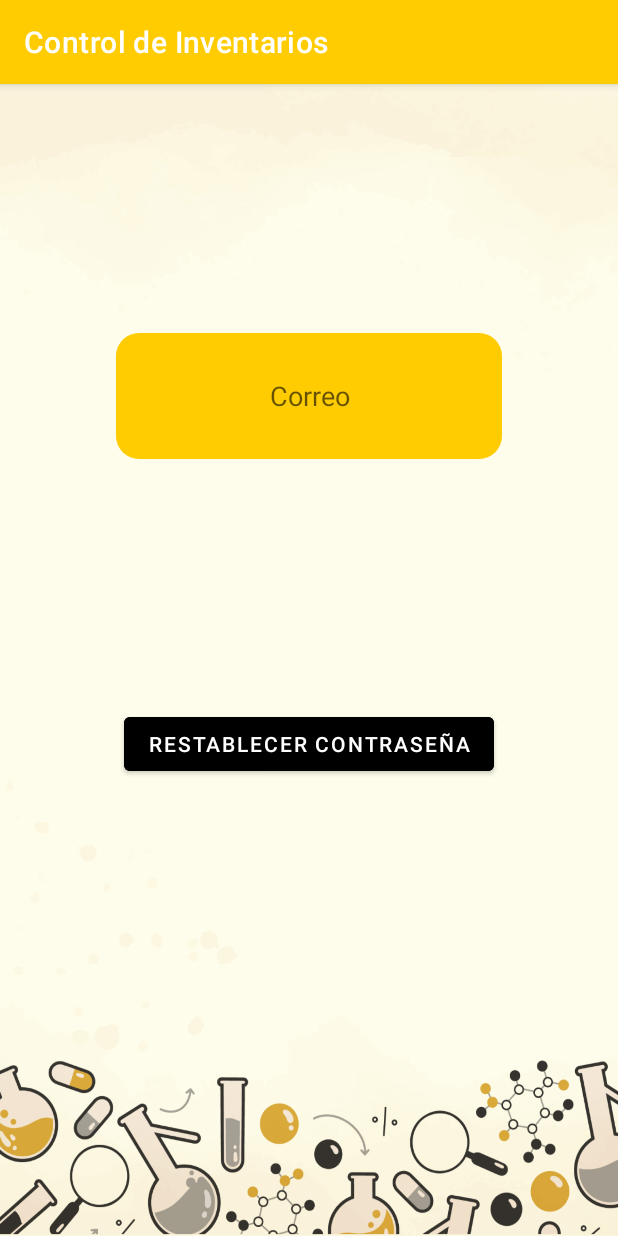
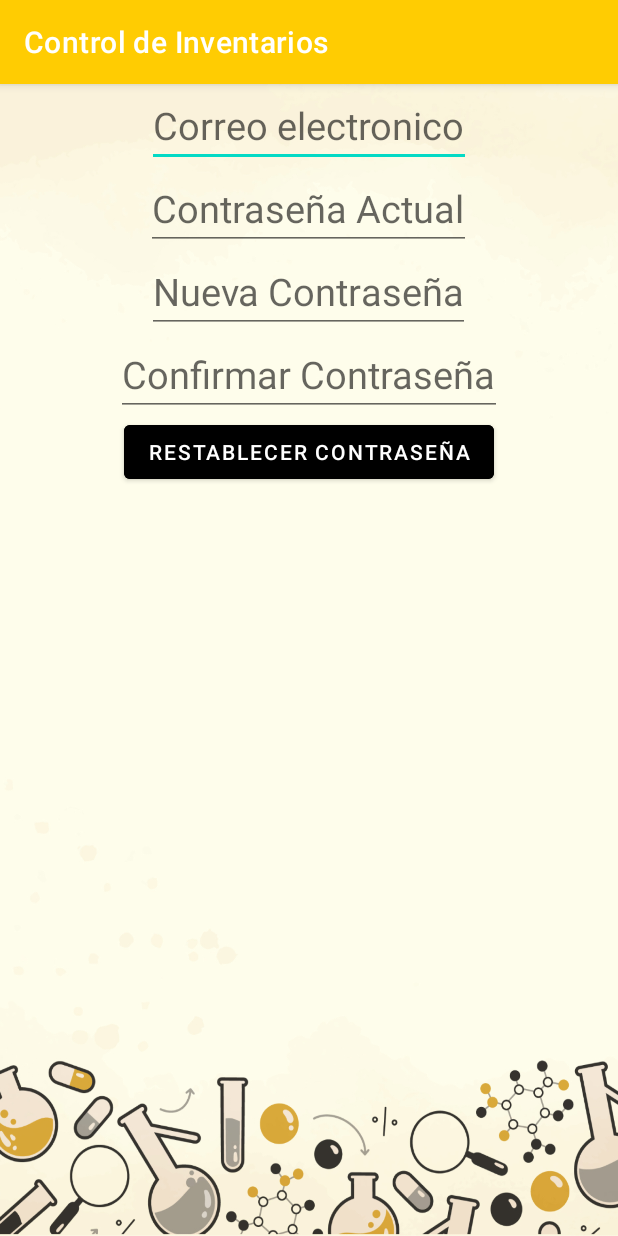
Before and after one commit to Yagato/Android_Quimica, an Android app: the usuario screen opened directly, with no data from a screen before it, after a tap on "RESTABLECER CONTRASEÑA", on a phone screen of 412 x 824 dp. Run offline under Robolectric (Android 15) with nearby library versions, the phone set to English and light mode, and no system bars; our stand-ins replace Firebase (no records; nobody signed in at launch, a user with empty details on screens opened directly).

Commit message:
Added the password change module

```diff
--- a/app/src/main/java/com/example/inventario_labs_movil/MainActivity.java
+++ b/app/src/main/java/com/example/inventario_labs_movil/MainActivity.java
@@ -35,9 +35,8 @@ public class MainActivity extends AppCompatActivity {
     Button btn_login;
     EditText correo, contra;
     FirebaseAuth mAuth;
-    private FirebaseFirestore mfirestore;
+    //private FirebaseFirestore mfirestore;
     private Usuarios user;
-    boolean result = false;
     FirebaseFirestore db = FirebaseFirestore.getInstance();
 
     @Override
@@ -50,7 +49,7 @@ public class MainActivity extends AppCompatActivity {
         contra = findViewById(R.id.Contra);
         btn_login = findViewById(R.id.btn_login);
 
-        mfirestore = FirebaseFirestore.getInstance();
+        //firestore = FirebaseFirestore.getInstance();
 
         btn_login.setOnClickListener(new View.OnClickListener() {
             @Override
@@ -87,16 +86,20 @@ public class MainActivity extends AppCompatActivity {
                                         return;
                                     }
 
+                                    Toast.makeText(MainActivity.this, "Bienvenido", Toast.LENGTH_SHORT).show();
+
                                     if(user.getPrivilegio().equals("consulta")) {
-                                        Toast.makeText(MainActivity.this, "Bienvenido", Toast.LENGTH_SHORT).show();
+                                        //Toast.makeText(MainActivity.this, "Bienvenido", Toast.LENGTH_SHORT).show();
                                         startActivity(new Intent(MainActivity.this, PantallaJefa.class));
-                                        finish();
+                                        //finish();
                                     }
                                     else if(user.getPrivilegio().equals("edicion")) {
-                                        Toast.makeText(MainActivity.this, "Bienvenido", Toast.LENGTH_SHORT).show();
+                                        //Toast.makeText(MainActivity.this, "Bienvenido", Toast.LENGTH_SHORT).show();
                                         startActivity(new Intent(MainActivity.this, hogar.class));
-                                        finish();
+                                        //finish();
                                     }
+
+                                    finish();
                                 }
                             });
                 }
--- a/app/src/main/java/com/example/inventario_labs_movil/usuario.java
+++ b/app/src/main/java/com/example/inventario_labs_movil/usuario.java
@@ -1,38 +1,93 @@
 package com.example.inventario_labs_movil;
 
 import androidx.annotation.NonNull;
+import androidx.annotation.Nullable;
 import androidx.appcompat.app.AppCompatActivity;
 
 import android.app.ProgressDialog;
+import android.content.Intent;
 import android.os.Bundle;
 import android.view.View;
 import android.widget.Button;
 import android.widget.EditText;
 import android.widget.Toast;
 
+import com.example.inventario_labs_movil.model.Usuarios;
 import com.google.android.gms.tasks.OnCompleteListener;
 import com.google.android.gms.tasks.Task;
 import com.google.firebase.auth.FirebaseAuth;
+import com.google.firebase.firestore.DocumentSnapshot;
+import com.google.firebase.firestore.EventListener;
+import com.google.firebase.firestore.FirebaseFirestore;
+import com.google.firebase.firestore.FirebaseFirestoreException;
+import com.google.firebase.firestore.QuerySnapshot;
+
+import java.util.HashMap;
+import java.util.Map;
 
 public class usuario extends AppCompatActivity {
+
     Button btn_rest;
-    EditText etCorreo;
-    private String correo = "";
-    private FirebaseAuth mAuth;
-    private ProgressDialog mDialog;
+    EditText etCorreo, etPass, etNuevaPass, etPassConfirm;
+    private String password = "", email = "", nuevaPass = "", passConfirm = "";
+    //private FirebaseAuth mAuth;
+    //private ProgressDialog mDialog;
+    private Usuarios user = null;
+    private String userID = "";
+    FirebaseFirestore db = FirebaseFirestore.getInstance();
+
     @Override
     protected void onCreate(Bundle savedInstanceState) {
         super.onCreate(savedInstanceState);
         setContentView(R.layout.activity_usuario);
-        mAuth = FirebaseAuth.getInstance();
-        mDialog = new ProgressDialog(this);
-        btn_rest = (Button) findViewById(R.id.btn_rest);
-        etCorreo = (EditText) findViewById(R.id.etCorreo);
+        /*mAuth = FirebaseAuth.getInstance();
+        mDialog = new ProgressDialog(this);*/
+        btn_rest = findViewById(R.id.Btn_reset);
+        etCorreo = findViewById(R.id.Edt_Email);
+        etPass = findViewById(R.id.Edt_PassActual);
+        etNuevaPass = findViewById(R.id.Edt_NuevoPass);
+        etPassConfirm = findViewById(R.id.Edt_NuevoPassConfirm);
 
         btn_rest.setOnClickListener(new View.OnClickListener() {
             @Override
             public void onClick(View view) {
-                correo = etCorreo.getText().toString();
+                email = etCorreo.getText().toString().trim();
+                password = etPass.getText().toString().trim();
+                nuevaPass = etNuevaPass.getText().toString().trim();
+                passConfirm = etPassConfirm.getText().toString().trim();
+
+                if(email.equals("") || password.equals("") || nuevaPass.equals("") || passConfirm.equals("")){
+                    Toast.makeText(usuario.this, "Ingrese los datos", Toast.LENGTH_SHORT).show();
+                    return;
+                }
+
+                if(!nuevaPass.equals(passConfirm)){
+                    Toast.makeText(usuario.this, "Las nuevas contrasenias no coinciden", Toast.LENGTH_SHORT).show();
+                    return;
+                }
+
+                searchUser(email, password);
+
+                if(userID.equals(""))
+                    return;
+
+                if(user.getContraseña().equals(nuevaPass)){
+                    Toast.makeText(usuario.this, "Contrasenia nueva igual a la actual", Toast.LENGTH_SHORT).show();
+                    return;
+                }
+
+                Map<String, Object> update = new HashMap<>();
+                update.put("contraseña", nuevaPass);
+
+                db.collection("Usuarios")
+                        .document(userID)
+                        .update(update);
+
+                Toast.makeText(usuario.this, "Contrasenia actualizada", Toast.LENGTH_SHORT).show();
+
+                finish();
+
+                /*correo = etCorreo.getText().toString();
                 if(!correo.isEmpty()){
                     mDialog.setMessage("Espera un momento...");
                     mDialog.setCanceledOnTouchOutside(false);
@@ -40,17 +95,34 @@ public class usuario extends AppCompatActivity {
                     resetPass();
                 }else{
                     Toast.makeText(usuario.this, "Debe ingresar el correo", Toast.LENGTH_SHORT).show();
-                }
+                }*/
 
             }
         });
+    }
 
+    private void searchUser(String email, String password){
+        db.collection("Usuarios")
+                .whereEqualTo("correo", email)
+                .whereEqualTo("contraseña", password)
+                .addSnapshotListener(new EventListener<QuerySnapshot>() {
+                    @Override
+                    public void onEvent(@Nullable QuerySnapshot value, @Nullable FirebaseFirestoreException error) {
+                        if(error != null){
+                            System.err.println("Listen failed" + error);
+                            return;
+                        }
 
-
+                        for(DocumentSnapshot doc : value){
+                            user = doc.toObject(Usuarios.class);
+                            userID = doc.getId();
+                        }
+                    }
+                });
     }
 
     private void resetPass() {
-        mAuth.setLanguageCode("es");
+        /*mAuth.setLanguageCode("es");
         mAuth.sendPasswordResetEmail(correo).addOnCompleteListener(new OnCompleteListener<Void>() {
             @Override
             public void onComplete(@NonNull Task<Void> task) {
@@ -61,6 +133,6 @@ public class usuario extends AppCompatActivity {
                 }
                 mDialog.dismiss();
             }
-        });
+        });*/
     }
 }
--- a/app/src/main/res/layout/activity_usuario.xml
+++ b/app/src/main/res/layout/activity_usuario.xml
@@ -1,5 +1,5 @@
 <?xml version="1.0" encoding="utf-8"?>
-<androidx.constraintlayout.widget.ConstraintLayout xmlns:android="http://schemas.android.com/apk/res/android"
+<RelativeLayout xmlns:android="http://schemas.android.com/apk/res/android"
     xmlns:app="http://schemas.android.com/apk/res-auto"
     xmlns:tools="http://schemas.android.com/tools"
     android:layout_width="match_parent"
@@ -9,7 +9,7 @@
     <!-- TODO: Update blank fragment layout -->
 
 
-    <EditText
+    <!-- <EditText
         android:id="@+id/etCorreo"
         android:layout_width="0dp"
         android:layout_height="0dp"
@@ -24,21 +24,48 @@
         app:layout_constraintBottom_toTopOf="@+id/btn_rest"
         app:layout_constraintEnd_toEndOf="parent"
         app:layout_constraintStart_toStartOf="parent"
-        app:layout_constraintTop_toTopOf="parent" />
+        app:layout_constraintTop_toTopOf="parent" /> -->
+
+    <EditText android:id="@+id/Edt_Email"
+        android:layout_width="wrap_content"
+        android:layout_height="wrap_content"
+        android:hint="Correo electronico"
+        android:layout_centerHorizontal="true"
+        android:textSize="25dp" />
+
+    <EditText android:id="@+id/Edt_PassActual"
+        android:layout_width="wrap_content"
+        android:layout_height="wrap_content"
+        android:hint="Contraseña Actual"
+        android:layout_centerHorizontal="true"
+        android:textSize="25dp"
+        android:layout_below="@+id/Edt_Email"/>
+
+    <EditText android:id="@+id/Edt_NuevoPass"
+        android:layout_width="wrap_content"
+        android:layout_height="wrap_content"
+        android:hint="Nueva Contraseña"
+        android:layout_centerHorizontal="true"
+        android:textSize="25dp"
+        android:layout_below="@+id/Edt_PassActual"/>
+
+    <EditText android:id="@+id/Edt_NuevoPassConfirm"
+        android:layout_width="wrap_content"
+        android:layout_height="wrap_content"
+        android:hint="Confirmar Contraseña"
+        android:layout_centerHorizontal="true"
+        android:textSize="25dp"
+        android:layout_below="@+id/Edt_NuevoPass"/>
 
     <Button
-        android:id="@+id/btn_rest"
+        android:id="@+id/Btn_reset"
         android:layout_width="wrap_content"
         android:layout_height="wrap_content"
-        android:layout_marginStart="77dp"
-        android:layout_marginEnd="77dp"
-        android:layout_marginBottom="304dp"
+        android:layout_centerHorizontal="true"
         android:backgroundTint="@color/black"
         android:text="Restablecer contraseña"
         android:textColor="@color/white"
-        app:layout_constraintBottom_toBottomOf="parent"
-        app:layout_constraintEnd_toEndOf="parent"
-        app:layout_constraintStart_toStartOf="parent"
-        app:layout_constraintTop_toBottomOf="@+id/etCorreo" />
+        android:layout_below="@+id/Edt_NuevoPassConfirm"
+        android:textSize="14dp"/>
 
-</androidx.constraintlayout.widget.ConstraintLayout>
+</RelativeLayout>
```
